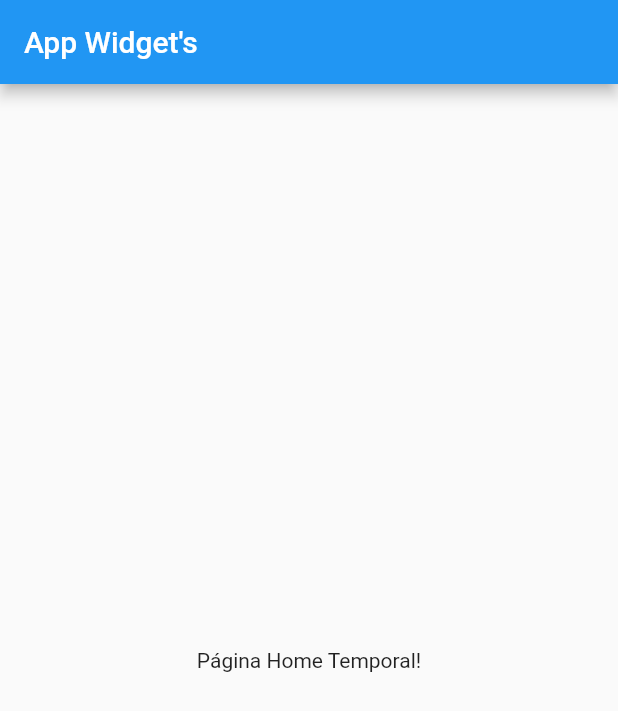
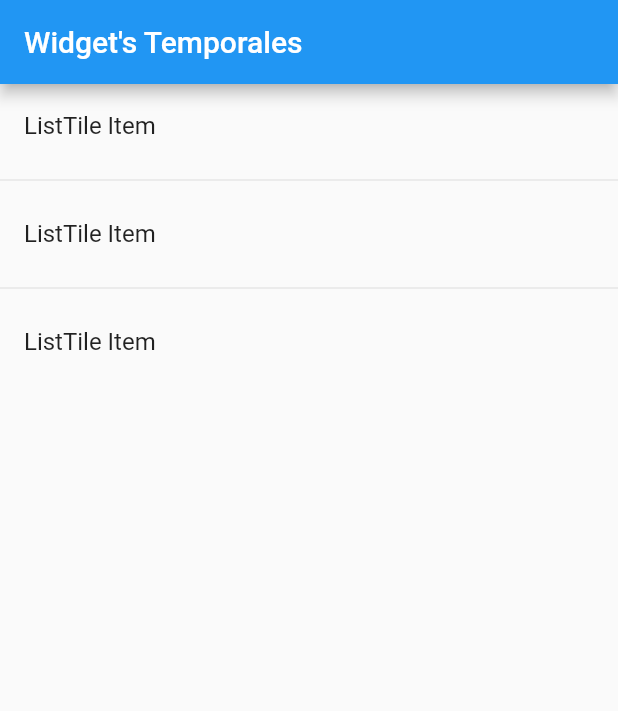
Before and after one commit to bayalad7/flutter-curso-widgets, a Flutter app: the screen it shows after launch, on a phone screen of 412 x 824 dp. Shown: the top 711 px of the screen. Run offline on Flutter 3.47's test engine with Material 2 defaults, Android fonts, the phone set to English and light mode, and no system bars.

Commit message:
feat(home_tmp): ListView widget: how to use it

```diff
--- a/lib/main.dart
+++ b/lib/main.dart
@@ -18,12 +18,7 @@ class MyApp extends StatelessWidget {
     return MaterialApp(
       debugShowCheckedModeBanner: false,
       title: "Flutter Widget's",
-      home: Scaffold(
-        appBar: AppBar(
-          title: Text("App Widget's"),
-        ),
-        body: PageHomeTmp(),
-      ),
+      home: PageHomeTmp(),
     );
   }
 }
--- a/lib/src/pages/home_tmp.dart
+++ b/lib/src/pages/home_tmp.dart
@@ -2,14 +2,43 @@
  * Notas.
  * 01 - Creamos una pagina de inicio temporal para explicar como funcionan los
  *      widget's Listviews y como trabajar las listas de varias maneras.
+ * 02 - ListView es el widget de desplazamiento más utilizado. Muestra a sus hijos
+ *      uno tras otro en la dirección del desplazamiento. Para que nos demos una
+ *      mejor idea de este widget, es como la aplicación de contactos que tenemos
+ *      en nuestro teléfono, en el cual nosotros podemos realizar o hacer el scroll
+ *      para ver los diferentes contactos que tenemos.
+ * 03 - Un ListView() es muy parecido a las filas (row) y columnas (column)
+ *      también tienen su arreglo de children's "una lista de widget's" que puede
+ *      ser cualquier widget.
+ * 04 - En esa lista de widget’s, normalmente lo que se utiliza para poner un item
+ *      en la lista, es el widget ListTile().
+ * 05 - El widget Divider() pone sutilmente una línea entre la lista de children’s,
+ *      como para separar cada item de la lista.
  */
 import 'package:flutter/material.dart';
 
 class PageHomeTmp extends StatelessWidget {
   @override
   Widget build(BuildContext context) {
-    return Center(
-      child: Text("Página Home Temporal!"),
+    return Scaffold(
+      appBar: AppBar(
+        title: Text("Widget's Temporales"),
+      ),
+      body: ListView(
+        children: <Widget>[
+          ListTile(
+            title: Text("ListTile Item"),
+          ),
+          Divider(),
+          ListTile(
+            title: Text("ListTile Item"),
+          ),
+          Divider(),
+          ListTile(
+            title: Text("ListTile Item"),
+          ),
+        ],
+      ),
     );
   }
 }
```
